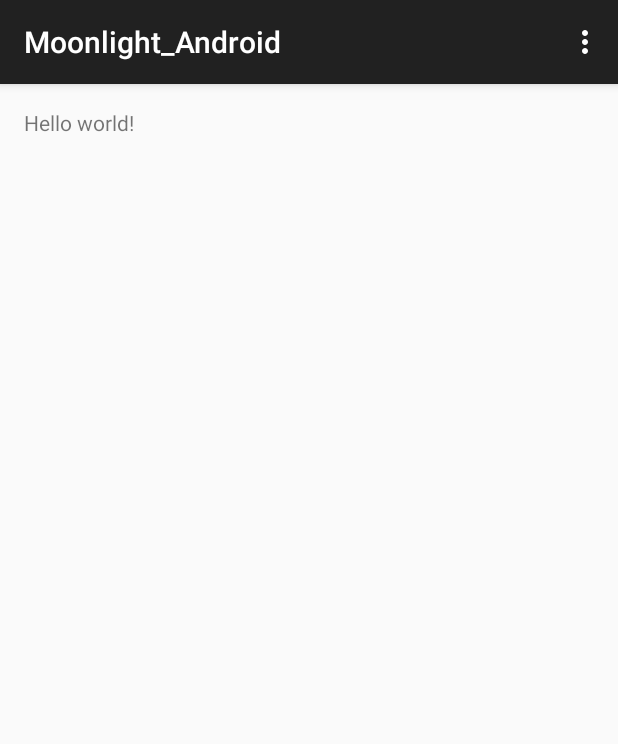
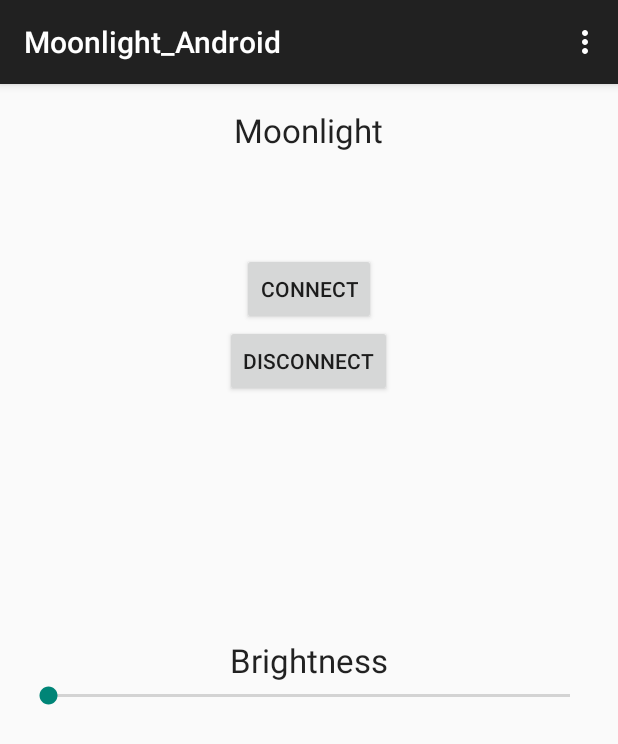
Before and after one commit to reymatias/Moonlight, an Android app: the screen it shows after launch (MainActivity), on a phone screen of 412 x 824 dp. Shown: the top 744 px of the screen. Run offline under Robolectric (Android 15) with nearby library versions, the phone set to English and light mode, and no system bars.

Commit message:
Imported 'ListActivity' library & set a basic XML layout
Imported 'ListActivity' library & set a basic XML layout. The layout is
based on what was designed during Friday, March 6th's Capstone meeting.

```diff
--- a/Android/Moonlight_Android/app/src/main/java/helios/moonlight_android/MainActivity.java
+++ b/Android/Moonlight_Android/app/src/main/java/helios/moonlight_android/MainActivity.java
@@ -4,13 +4,16 @@ import android.support.v7.app.ActionBarActivity;
 import android.os.Bundle;
 import android.view.Menu;
 import android.view.MenuItem;
-
-// Import Bluetooth libraries
-import android.bluetooth.BluetoothAdapter;
-import android.bluetooth.BluetoothDevice;
+import android.app.ListActivity; // List activities
+import android.bluetooth.BluetoothAdapter; // Bluetooth adapter
+import android.bluetooth.BluetoothDevice; // Bluetooth Device
+import android.content.Intent; // Intent library
 
 
 public class MainActivity extends ActionBarActivity {
+
+    // Variables used for Bluetooth connectivity
+    private BluetoothAdapter btadapter;
 
     @Override
     protected void onCreate(Bundle savedInstanceState) {
--- a/Android/Moonlight_Android/app/src/main/res/layout/activity_main.xml
+++ b/Android/Moonlight_Android/app/src/main/res/layout/activity_main.xml
@@ -5,7 +5,46 @@
     android:paddingTop="@dimen/activity_vertical_margin"
     android:paddingBottom="@dimen/activity_vertical_margin" tools:context=".MainActivity">
 
-    <TextView android:text="@string/hello_world" android:layout_width="wrap_content"
-        android:layout_height="wrap_content" />
+    <Button
+        android:layout_width="wrap_content"
+        android:layout_height="wrap_content"
+        android:text="Connect"
+        android:id="@+id/button"
+        android:layout_marginTop="67dp"
+        android:layout_below="@+id/textView"
+        android:layout_centerHorizontal="true" />
 
+    <SeekBar
+        android:layout_width="wrap_content"
+        android:layout_height="wrap_content"
+        android:id="@+id/seekBar"
+        android:layout_below="@+id/textView2"
+        android:layout_alignParentStart="true"
+        android:layout_alignParentEnd="true" />
+
+    <TextView
+        android:layout_width="wrap_content"
+        android:layout_height="wrap_content"
+        android:textAppearance="?android:attr/textAppearanceLarge"
+        android:text="Brightness"
+        android:id="@+id/textView2"
+        android:layout_centerVertical="true"
+        android:layout_centerHorizontal="true" />
+
+    <Button
+        android:layout_width="wrap_content"
+        android:layout_height="wrap_content"
+        android:text="Disconnect"
+        android:id="@+id/button2"
+        android:layout_below="@+id/button"
+        android:layout_centerHorizontal="true" />
+
+    <TextView
+        android:layout_width="wrap_content"
+        android:layout_height="wrap_content"
+        android:textAppearance="?android:attr/textAppearanceLarge"
+        android:text="Moonlight"
+        android:id="@+id/textView"
+        android:layout_alignParentTop="true"
+        android:layout_centerHorizontal="true" />
 </RelativeLayout>
```
